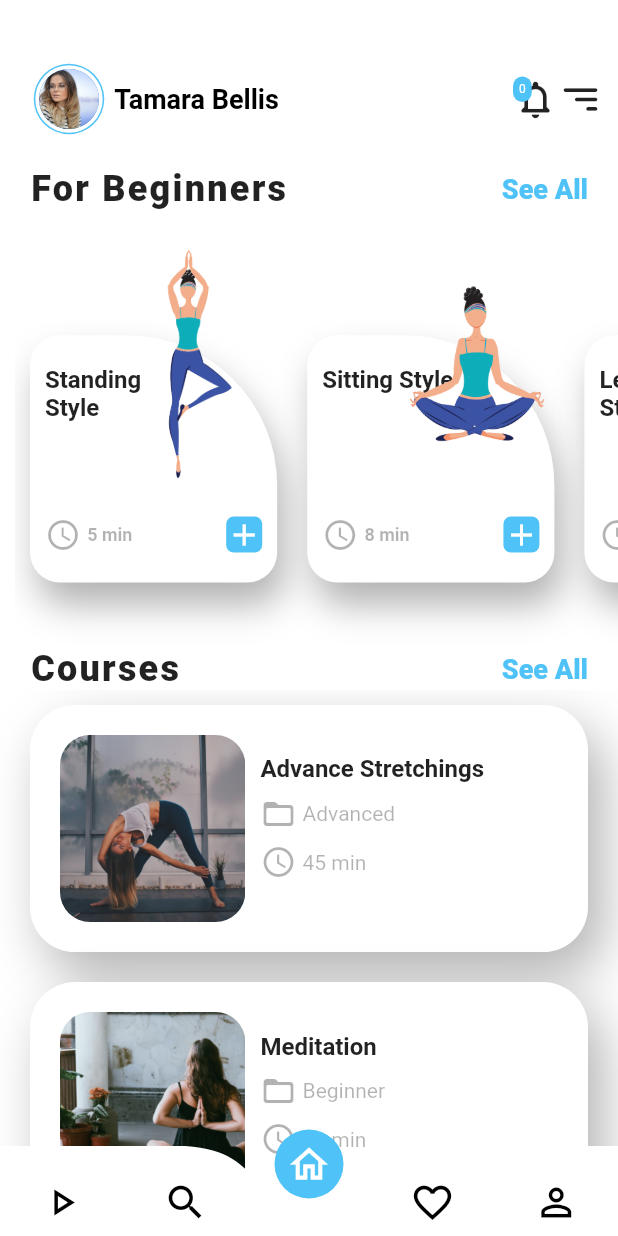
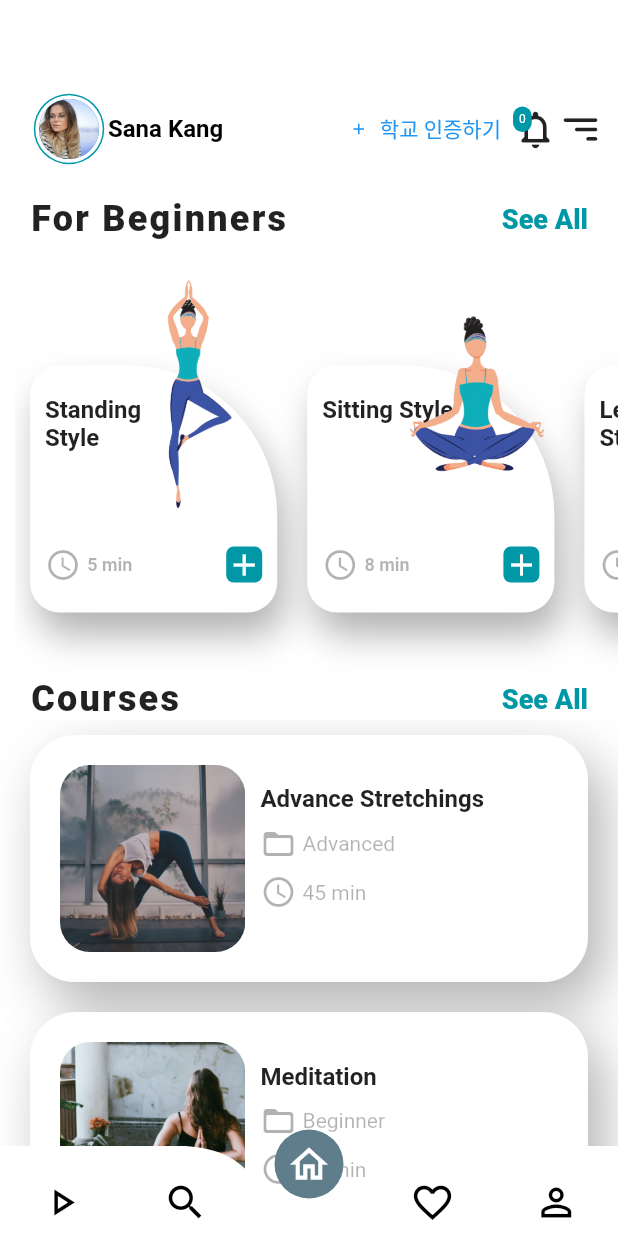
Before and after one commit to SayujSujeev/Yoga-Training-App-UI, a Flutter app: the HomeScreen screen opened directly, on a phone screen of 412 x 824 dp. Run offline on Flutter 3.47's test engine with Material 2 defaults, Android fonts, the phone set to English and light mode, and no system bars; drawn by our look-alikes of curved_navigation_bar; our stand-ins replace shared_preferences, table_calendar; accounts and stored records are empty.

Commit message:
Fixed dart files

```diff
--- a/lib/constants/constants.dart
+++ b/lib/constants/constants.dart
@@ -2,8 +2,10 @@ import 'package:flutter/material.dart';
 
 //colors
 
-const Color primary = Color(0xFF4FC3F7);
+const Color primary = Color(0xFF0097A7);
 const Color secondary = Color(0xFFF06292);
+const Color purple = Color(0x404e97);
+const Color yellowGrey = Color(0xE3D616);
 const Color black = Colors.black;
 const Color white = Colors.white;
 const Color blueGrey = Colors.blueGrey;
--- a/lib/main.dart
+++ b/lib/main.dart
@@ -10,7 +10,7 @@ class MyApp extends StatelessWidget {
   @override
   Widget build(BuildContext context) {
     return MaterialApp(
-      title: 'Yoga App',
+      title: 'Univ Todo',
       debugShowCheckedModeBanner: false,
       theme: ThemeData(
         primarySwatch: Colors.blue,
--- a/lib/screens/home/components/custom_app_bar.dart
+++ b/lib/screens/home/components/custom_app_bar.dart
@@ -10,7 +10,7 @@ class CustomAppBar extends StatelessWidget {
     Size size = MediaQuery.of(context).size;
 
     return  Padding(
-      padding: EdgeInsets.only(left: 20.0,right: 10.0),
+      padding: EdgeInsets.only(left: 20.0,right: 10.0, top: 20.0),
       child: Row(
         crossAxisAlignment: CrossAxisAlignment.center,
         mainAxisAlignment: MainAxisAlignment.spaceBetween,
@@ -45,20 +45,30 @@ class CustomAppBar extends StatelessWidget {
                   ),
                 ),
               ),
-              SizedBox(
-                width: size.width * 0.01,
-              ),
-              Text(
-                'Tamara Bellis',
-                style: TextStyle(color: black, fontWeight: FontWeight.w600,fontSize: 18),
-              ),
+
+              Column(
+                children: [
+                  Text(
+                    'Sana Kang',
+                    style: TextStyle(color: black, fontWeight: FontWeight.w600,fontSize: 16),
+                  ),
+
+                ],
+              )
+
             ],
           ),
 
           Row(
             children: [
+              TextButton.icon(
+                onPressed: () { },
+                icon: Icon(Icons.add, size: 12),
+                label: Text("학교 인증하기"),
+              ),
               Stack(
                 children: [
+
                   Icon(
                     Icons.notifications_none_rounded,
                     size: 30.0,
--- /dev/null
+++ b/lib/screens/home/components/todo.dart
@@ -0,0 +1,155 @@
+import 'package:flutter/material.dart';
+import 'package:UnivTodo/constants/constants.dart';
+import 'package:UnivTodo/data/data.dart';
+import 'package:UnivTodo/models/style.dart';
+
+
+class Todo extends StatelessWidget {
+  _buildStyles(BuildContext context, int index) {
+    Size size = MediaQuery.of(context).size;
+    Style style = styles[index];
+
+    return Stack(
+      alignment: Alignment.center,
+      children: [
+        Padding(
+          padding: const EdgeInsets.symmetric(horizontal: appPadding / 2),
+          child: Container(
+            margin:
+            EdgeInsets.only(top: appPadding * 3, bottom: appPadding * 2),
+            width: size.width * 0.4,
+            height: size.height * 0.2,
+            decoration: BoxDecoration(
+                color: white,
+                borderRadius: BorderRadius.only(
+                    topLeft: Radius.circular(20.0),
+                    bottomLeft: Radius.circular(20.0),
+                    bottomRight: Radius.circular(20.0),
+                    topRight: Radius.circular(100.0)),
+                boxShadow: [
+                  BoxShadow(
+                      color: black.withOpacity(0.3),
+                      blurRadius: 20.0,
+                      offset: Offset(5, 15))
+                ]),
+            child: Column(
+              crossAxisAlignment: CrossAxisAlignment.start,
+              mainAxisAlignment: MainAxisAlignment.spaceBetween,
+              children: [
+                Padding(
+                  padding: const EdgeInsets.only(
+                      left: appPadding / 2,
+                      right: appPadding * 3,
+                      top: appPadding),
+                  child: Text(
+                    style.name,
+                    style: TextStyle(
+                      fontSize: 16,
+                      fontWeight: FontWeight.bold,
+                    ),
+                    maxLines: 2,
+                  ),
+                ),
+                Padding(
+                  padding: const EdgeInsets.only(
+                      left: appPadding / 2,
+                      right: appPadding / 2,
+                      bottom: appPadding),
+                  child: Row(
+                    mainAxisAlignment: MainAxisAlignment.spaceBetween,
+                    children: [
+                      Row(
+                        children: [
+                          Icon(
+                            Icons.access_time_outlined,
+                            color: black.withOpacity(0.3),
+                          ),
+                          SizedBox(
+                            width: size.width * 0.01,
+                          ),
+                          Text(
+                            style.time.toString() + ' min',
+                            style: TextStyle(
+                                fontSize: 12,
+                                fontWeight: FontWeight.bold,
+                                color: black.withOpacity(0.3)),
+                            maxLines: 2,
+                          ),
+                        ],
+                      ),
+                      Container(
+                        decoration: BoxDecoration(
+                            color: primary,
+                            borderRadius: BorderRadius.circular(5.0)),
+                        child: Icon(
+                          Icons.add,
+                          color: white,
+                        ),
+                      )
+                    ],
+                  ),
+                )
+              ],
+            ),
+          ),
+        ),
+        Positioned(
+          right: 0,
+          top: 0,
+          child: Container(
+            child: Image(
+              width: size.width * 0.3,
+              height: size.height * 0.2,
+              image: AssetImage(style.imageUrl),
+            ),
+          ),
+        )
+      ],
+    );
+  }
+
+  @override
+  Widget build(BuildContext context) {
+    Size size = MediaQuery.of(context).size;
+
+    return Column(
+      children: [
+        Padding(
+          padding: const EdgeInsets.symmetric(
+              horizontal: appPadding, vertical: appPadding),
+          child: Row(
+            mainAxisAlignment: MainAxisAlignment.spaceBetween,
+            children: [
+              Text(
+                'For Beginners',
+                style: TextStyle(
+                  fontSize: 24,
+                  fontWeight: FontWeight.w800,
+                  letterSpacing: 1.5,
+                ),
+              ),
+              Text(
+                'See All',
+                style: TextStyle(
+                    fontSize: 18, fontWeight: FontWeight.w800, color: primary),
+              ),
+            ],
+          ),
+        ),
+        Padding(
+          padding: const EdgeInsets.only(left: appPadding / 2),
+          child: Container(
+            height: size.height * 0.33,
+            child: ListView.builder(
+                physics: BouncingScrollPhysics(),
+                scrollDirection: Axis.horizontal,
+                itemCount: styles.length,
+                itemBuilder: (BuildContext context, int index) {
+                  return _buildStyles(context, index);
+                }),
+          ),
+        )
+      ],
+    );
+  }
+}
--- a/lib/screens/home/home_screen.dart
+++ b/lib/screens/home/home_screen.dart
@@ -1,3 +1,5 @@
+import 'package:UnivTodo/screens/home/components/calendar.dart';
+import 'package:UnivTodo/screens/home/components/todo.dart';
 import 'package:curved_navigation_bar/curved_navigation_bar.dart';
 import 'package:flutter/cupertino.dart';
 import 'package:flutter/material.dart';
@@ -5,8 +7,6 @@ import 'package:UnivTodo/constants/constants.dart';
 import 'package:UnivTodo/screens/home/components/courses.dart';
 import 'package:UnivTodo/screens/home/components/custom_app_bar.dart';
 import 'package:UnivTodo/screens/home/components/diff_styles.dart';
-
-
 
 class HomeScreen extends StatefulWidget {
   @override
@@ -29,7 +29,7 @@ class _HomeScreenState extends State<HomeScreen> {
         child: Column(
           children: [
             CustomAppBar(),
-             DiffStyles(),
+            Todo(),
             Courses(),
           ],
         ),
@@ -37,7 +37,7 @@ class _HomeScreenState extends State<HomeScreen> {
       bottomNavigationBar: CurvedNavigationBar(
         backgroundColor: Colors.transparent,
         index: selsctedIconIndex,
-        buttonBackgroundColor: primary,
+        buttonBackgroundColor: Colors.blueGrey,
         height: 60.0,
         color: white,
         onTap: (index) {
@@ -52,7 +52,19 @@ class _HomeScreenState extends State<HomeScreen> {
           Icon(Icons.play_arrow_outlined, size: 30,color: selsctedIconIndex == 0 ? white : black,),
           Icon(Icons.search, size: 30,color: selsctedIconIndex == 1 ? white : black,),
           Icon(Icons.home_outlined, size: 30,color: selsctedIconIndex == 2 ? white : black,),
-          Icon(Icons.favorite_border_outlined, size: 30,color: selsctedIconIndex == 3 ? white : black,),
+          InkWell(
+            onTap: () => Navigator.push(
+              context,
+              MaterialPageRoute(
+                builder: (context) => DynamicEvent(),
+              ),
+            ),
+            child: Icon(
+                Icons.favorite_border_outlined,
+                size: 30,
+                color: selsctedIconIndex == 3 ? white : black
+            ),
+          ),
           Icon(Icons.person_outline, size: 30,color: selsctedIconIndex == 4 ? white : black,),
         ],
       ),
--- a/pubspec.yaml
+++ b/pubspec.yaml
@@ -23,6 +23,8 @@ environment:
 dependencies:
   flutter:
     sdk: flutter
+  table_calendar: ^2.2.1
+  shared_preferences: ^0.5.4+5
 
 
   # The following adds the Cupertino Icons font to your application.
```
Also changed, not shown: lib/screens/home/components/calendar.dart (added, +198 -0 lines), lib/screens/login/components/background_image_clipper.dart (+5 -2 lines), lib/screens/login/components/login_credentials.dart (+53 -20 lines), lib/screens/login/login_screen.dart (+19 -4 lines), assets/images/todoillustration2.png (added), pubspec.lock, 4 other files. Lines whose indentation alone changed are shown as unchanged.
